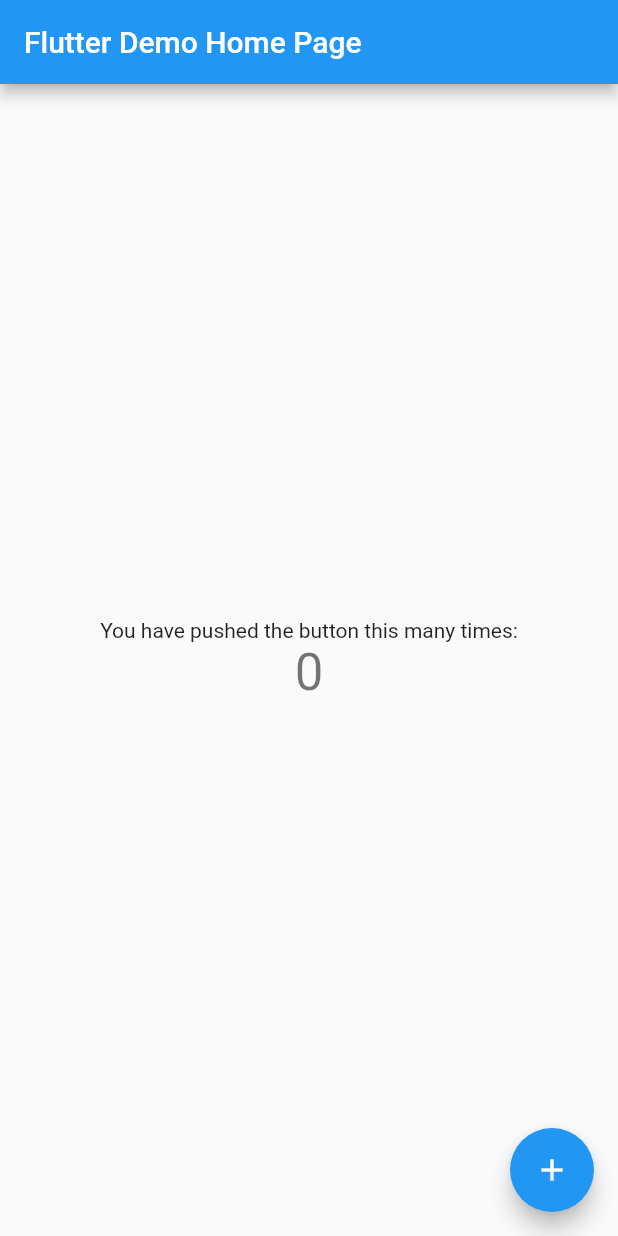
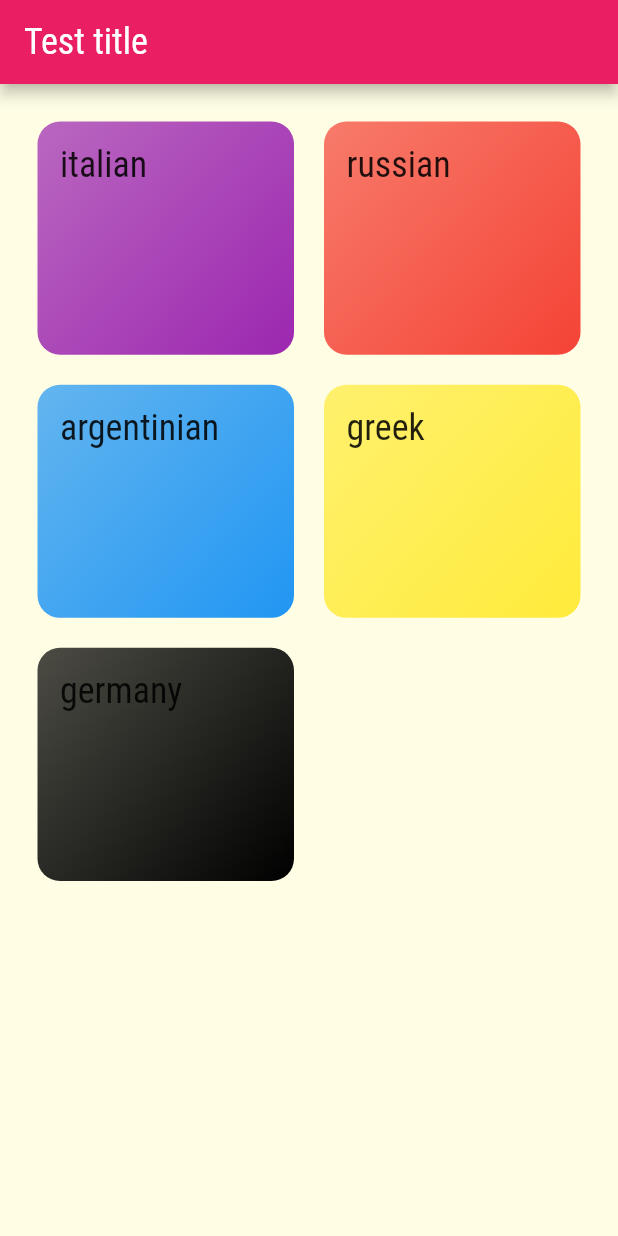
Before and after one commit to BrunoFestino/meal-app, a Flutter app: the screen it shows after launch, on a phone screen of 412 x 824 dp. Run offline on Flutter 3.47's test engine with Material 2 defaults, Android fonts, the phone set to English and light mode, and no system bars.

Commit message:
new fonts Models Category screen

```diff
--- /dev/null
+++ b/lib/data/dummy_data.dart
@@ -0,0 +1,10 @@
+import 'package:flutter/material.dart';
+import 'package:meal_app/models/categories_model.dart';
+
+const DUMMY_CATEGORIES = [
+  Categories(id: 'c1', title: 'italian', color: Colors.purple),
+  Categories(id: 'c2', title: 'russian', color: Colors.red),
+  Categories(id: 'c3', title: 'argentinian', color: Colors.blue),
+  Categories(id: 'c4', title: 'greek', color: Colors.yellow),
+  Categories(id: 'c5', title: 'germany', color: Colors.black),
+];
--- a/lib/main.dart
+++ b/lib/main.dart
@@ -1,4 +1,7 @@
 import 'package:flutter/material.dart';
+import 'package:meal_app/pages/home_page.dart';
+
+import 'pages/categories_screen.dart';
 
 void main() {
   runApp(const MyApp());
@@ -13,103 +16,17 @@ class MyApp extends StatelessWidget {
     return MaterialApp(
       title: 'Flutter Demo',
       theme: ThemeData(
-        // This is the theme of your application.
-        //
-        // Try running your application with "flutter run". You'll see the
-        // application has a blue toolbar. Then, without quitting the app, try
-        // changing the primarySwatch below to Colors.green and then invoke
-        // "hot reload" (press "r" in the console where you ran "flutter run",
-        // or simply save your changes to "hot reload" in a Flutter IDE).
-        // Notice that the counter didn't reset back to zero; the application
-        // is not restarted.
-        primarySwatch: Colors.blue,
+        colorScheme: ColorScheme.fromSwatch(primarySwatch: Colors.pink)
+            .copyWith(secondary: Colors.amber),
+        canvasColor: const Color.fromRGBO(255, 254, 229, 1),
+        fontFamily: 'Raleway',
+        textTheme: ThemeData.light().textTheme.copyWith(
+            bodyLarge: const TextStyle(color: Color.fromRGBO(20, 51, 51, 1)),
+            bodyMedium: const TextStyle(color: Color.fromRGBO(20, 51, 51, 1)),
+            titleLarge:
+                const TextStyle(fontSize: 24, fontFamily: 'RobotoCondensed')),
       ),
-      home: const MyHomePage(title: 'Flutter Demo Home Page'),
+      home: const CategoriesScreen(),
     );
   }
 }
-
-class MyHomePage extends StatefulWidget {
-  const MyHomePage({super.key, required this.title});
-
-  // This widget is the home page of your application. It is stateful, meaning
-  // that it has a State object (defined below) that contains fields that affect
-  // how it looks.
-
-  // This class is the configuration for the state. It holds the values (in this
-  // case the title) provided by the parent (in this case the App widget) and
-  // used by the build method of the State. Fields in a Widget subclass are
-  // always marked "final".
-
-  final String title;
-
-  @override
-  State<MyHomePage> createState() => _MyHomePageState();
-}
-
-class _MyHomePageState extends State<MyHomePage> {
-  int _counter = 0;
-
-  void _incrementCounter() {
-    setState(() {
-      // This call to setState tells the Flutter framework that something has
-      // changed in this State, which causes it to rerun the build method below
-      // so that the display can reflect the updated values. If we changed
-      // _counter without calling setState(), then the build method would not be
-      // called again, and so nothing would appear to happen.
-      _counter++;
-    });
-  }
-
-  @override
-  Widget build(BuildContext context) {
-    // This method is rerun every time setState is called, for instance as done
-    // by the _incrementCounter method above.
-    //
-    // The Flutter framework has been optimized to make rerunning build methods
-    // fast, so that you can just rebuild anything that needs updating rather
-    // than having to individually change instances of widgets.
-    return Scaffold(
-      appBar: AppBar(
-        // Here we take the value from the MyHomePage object that was created by
-        // the App.build method, and use it to set our appbar title.
-        title: Text(widget.title),
-      ),
-      body: Center(
-        // Center is a layout widget. It takes a single child and positions it
-        // in the middle of the parent.
-        child: Column(
-          // Column is also a layout widget. It takes a list of children and
-          // arranges them vertically. By default, it sizes itself to fit its
-          // children horizontally, and tries to be as tall as its parent.
-          //
-          // Invoke "debug painting" (press "p" in the console, choose the
-          // "Toggle Debug Paint" action from the Flutter Inspector in Android
-          // Studio, or the "Toggle Debug Paint" command in Visual Studio Code)
-          // to see the wireframe for each widget.
-          //
-          // Column has various properties to control how it sizes itself and
-          // how it positions its children. Here we use mainAxisAlignment to
-          // center the children vertically; the main axis here is the vertical
-          // axis because Columns are vertical (the cross axis would be
-          // horizontal).
-          mainAxisAlignment: MainAxisAlignment.center,
-          children: <Widget>[
-            const Text(
-              'You have pushed the button this many times:',
-            ),
-            Text(
-              '$_counter',
-              style: Theme.of(context).textTheme.headlineMedium,
-            ),
-          ],
-        ),
-      ),
-      floatingActionButton: FloatingActionButton(
-        onPressed: _incrementCounter,
-        tooltip: 'Increment',
-        child: const Icon(Icons.add),
-      ), // This trailing comma makes auto-formatting nicer for build methods.
-    );
-  }
-}
--- /dev/null
+++ b/lib/models/categories_model.dart
@@ -0,0 +1,10 @@
+import 'package:flutter/material.dart';
+
+class Categories {
+  final String id;
+  final String title;
+  final Color color;
+
+  const Categories(
+      {required this.id, required this.title, this.color = Colors.orange});
+}
--- /dev/null
+++ b/lib/pages/categories_screen.dart
@@ -0,0 +1,31 @@
+import 'package:flutter/material.dart';
+import 'package:meal_app/data/dummy_data.dart';
+
+import '../models/categories_model.dart';
+import '../widgets/category_items_widget.dart';
+
+class CategoriesScreen extends StatelessWidget {
+  const CategoriesScreen({super.key});
+
+  @override
+  Widget build(BuildContext context) {
+    List<Categories> categories = DUMMY_CATEGORIES.map((e) {
+      return Categories(id: '1', title: e.title, color: e.color);
+    }).toList();
+    return Scaffold(
+      appBar: AppBar(title: const Text('Test title')),
+      body: GridView.builder(
+        padding: const EdgeInsets.all(25),
+        gridDelegate: const SliverGridDelegateWithFixedCrossAxisCount(
+          crossAxisCount: 2,
+          mainAxisSpacing: 20,
+          crossAxisSpacing: 20,
+          childAspectRatio: 1.10,
+        ),
+        itemBuilder: (context, i) =>
+            CategoryItem(categories[i].title, categories[i].color),
+        itemCount: categories.length,
+      ),
+    );
+  }
+}
--- /dev/null
+++ b/lib/pages/category_meals_page.dart
@@ -0,0 +1,15 @@
+import 'package:flutter/material.dart';
+import 'package:flutter/src/widgets/container.dart';
+import 'package:flutter/src/widgets/framework.dart';
+
+class CategoryMeals extends StatelessWidget {
+  const CategoryMeals({super.key});
+
+  @override
+  Widget build(BuildContext context) {
+    return Scaffold(
+      appBar: AppBar(title: const Text('hola ')),
+      body: const Center(child: Text('hola')),
+    );
+  }
+}
--- /dev/null
+++ b/lib/pages/home_page.dart
@@ -0,0 +1,22 @@
+import 'package:flutter/material.dart';
+import 'package:flutter/src/widgets/container.dart';
+import 'package:flutter/src/widgets/framework.dart';
+
+class HomePage extends StatefulWidget {
+  const HomePage({super.key});
+
+  @override
+  State<HomePage> createState() => _HomePageState();
+}
+
+class _HomePageState extends State<HomePage> {
+  @override
+  Widget build(BuildContext context) {
+    return Scaffold(
+      appBar: AppBar(
+        title: const Text('DeliMeals'),
+      ),
+      body: Text('Navigation Time!'),
+    );
+  }
+}
--- /dev/null
+++ b/lib/widgets/category_items_widget.dart
@@ -0,0 +1,34 @@
+import 'package:flutter/material.dart';
+import 'package:flutter/src/widgets/container.dart';
+import 'package:flutter/src/widgets/framework.dart';
+
+class CategoryItem extends StatelessWidget {
+  const CategoryItem(this.title, this.color, {super.key});
+  final String title;
+  final Color color;
+
+  @override
+  Widget build(BuildContext context) {
+    return InkWell(
+      onTap: () {},
+      splashColor: Theme.of(context).primaryColor,
+      borderRadius: BorderRadius.circular(15),
+      child: Container(
+        padding: const EdgeInsets.all(15),
+        height: 600,
+        width: 200,
+        decoration: BoxDecoration(
+          gradient: LinearGradient(
+              colors: [color.withOpacity(0.7), color],
+              begin: Alignment.topLeft,
+              end: Alignment.bottomRight),
+          borderRadius: BorderRadius.circular(15),
+        ),
+        child: Text(
+          title,
+          style: Theme.of(context).textTheme.titleLarge,
+        ),
+      ),
+    );
+  }
+}
```
Also changed, not shown: pubspec.yaml (+17 -6 lines), assets/fonts/Raleway-Black.ttf (added), assets/fonts/Raleway-Bold.ttf (added), assets/fonts/Raleway-Regular.ttf (added), assets/fonts/RobotoCondensed-Bold.ttf (added), assets/fonts/RobotoCondensed-Italic.ttf (added), assets/fonts/RobotoCondensed-Light.ttf (added), assets/fonts/RobotoCondensed-Regular.ttf (added).
